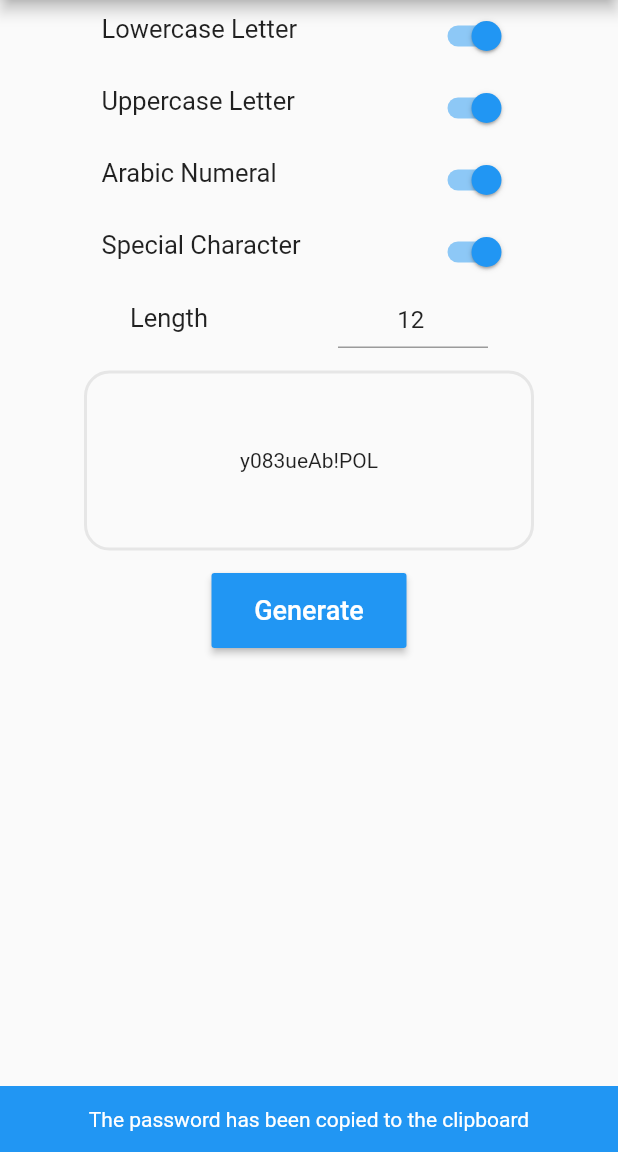
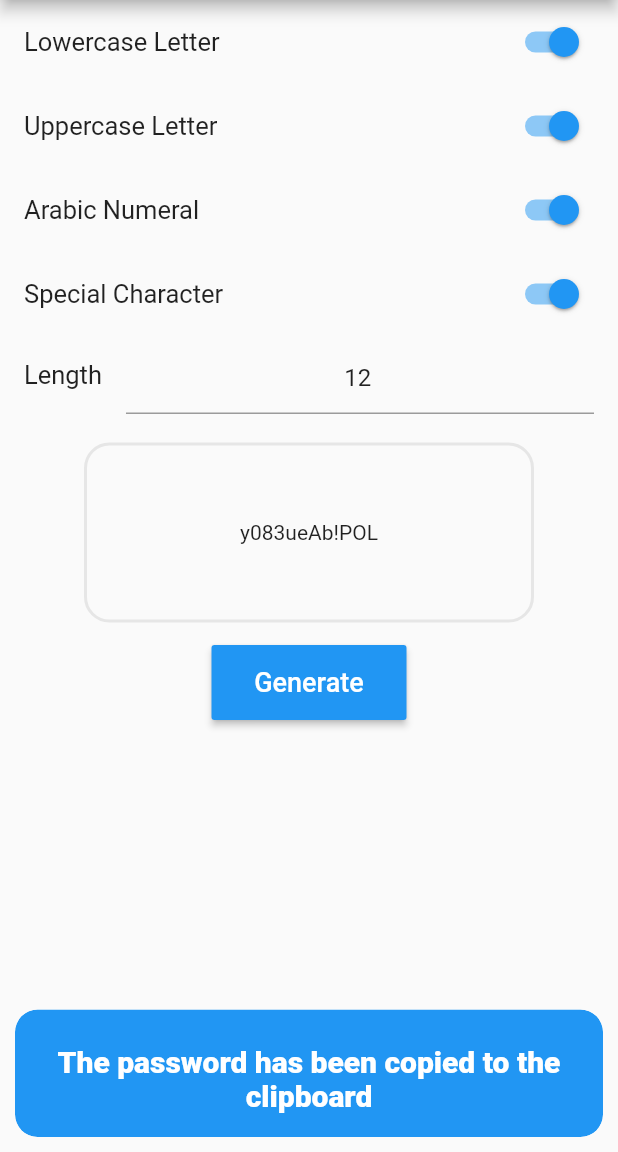
Before and after one commit to Capricornwqh/RandomApp, a Flutter app: the screen it shows after launch, after a tap on "Generate", on a phone screen of 412 x 824 dp, the part 84-1236 px from its top. Run offline on Flutter 3.47's test engine with Material 2 defaults, Android fonts, the phone set to English and light mode, and no system bars; our stand-ins replace get.

Commit message:
升级到3.0.4版本，使用get包中的国际化和snackbar

```diff
--- a/random_app/l10n.yaml
+++ /dev/null
@@ -1,3 +0,0 @@
-arb-dir: lib/l10n
-template-arb-file: app_en.arb
-output-localization-file: app_localizations.dart
--- /dev/null
+++ b/random_app/lib/localizations.dart
@@ -0,0 +1,27 @@
+import 'package:get/get.dart';
+
+class AppLocalizations extends Translations {
+  @override
+  Map<String, Map<String, String>> get keys => {
+        'zh_CN': {
+          "generate": "生成",
+          "lowercaseLetter": "小写字母",
+          "uppercaseLetter": "大写字母",
+          "arabicNumeral": "阿拉伯数字",
+          "specialCharacter": "特殊字符",
+          "length": "长度",
+          "randomPassword": "随机密码",
+          "passwordClipboard": "密码已经复制到剪贴板"
+        },
+        'en_US': {
+          "generate": "Generate",
+          "lowercaseLetter": "Lowercase Letter",
+          "uppercaseLetter": "Uppercase Letter",
+          "arabicNumeral": "Arabic Numeral",
+          "specialCharacter": "Special Character",
+          "length": "Length",
+          "randomPassword": "Random Password",
+          "passwordClipboard": "The password has been copied to the clipboard"
+        }
+      };
+}
--- a/random_app/lib/main.dart
+++ b/random_app/lib/main.dart
@@ -1,7 +1,8 @@
 import 'package:flutter/material.dart';
 import 'package:flutter/services.dart';
+import 'package:get/get.dart';
+import 'package:random_app/localizations.dart';
 import 'package:random_app/random/random_password.dart';
-import 'package:flutter_gen/gen_l10n/app_localizations.dart';
 
 void main() => runApp(MyApp());
 
@@ -14,10 +15,10 @@ class MyApp extends StatelessWidget {
     SystemChrome.setSystemUIOverlayStyle(SystemUiOverlayStyle(
       statusBarColor: Colors.transparent,
     ));
-    return MaterialApp(
+    return GetMaterialApp(
       debugShowCheckedModeBanner: false,
-      localizationsDelegates: AppLocalizations.localizationsDelegates,
-      supportedLocales: AppLocalizations.supportedLocales,
+      translations: AppLocalizations(),
+      locale: Get.deviceLocale,
       home: RandomPasswordPage(),
     );
   }
--- a/random_app/lib/random/random_password.dart
+++ b/random_app/lib/random/random_password.dart
@@ -2,7 +2,7 @@ import 'dart:math';
 
 import 'package:flutter/material.dart';
 import 'package:flutter/services.dart';
-import 'package:flutter_gen/gen_l10n/app_localizations.dart';
+import 'package:get/get.dart';
 
 class RandomPasswordPage extends StatefulWidget {
   @override
@@ -26,7 +26,7 @@ class _RandomPasswordPageState extends State<RandomPasswordPage> {
   Widget build(BuildContext context) {
     return Scaffold(
       appBar: AppBar(
-        title: Text(AppLocalizations.of(context).randomPassword),
+        title: Text('randomPassword'.tr),
         centerTitle: true,
       ),
       body: Column(
@@ -95,7 +95,7 @@ class _RandomPasswordPageState extends State<RandomPasswordPage> {
         color: Colors.blue,
         textColor: Colors.white,
         child: Text(
-          AppLocalizations.of(context).generate,
+          'generate'.tr,
           style: TextStyle(fontSize: 18),
         ),
         onPressed: () {
@@ -107,12 +107,27 @@ class _RandomPasswordPageState extends State<RandomPasswordPage> {
   }
 
   void _snackBar() {
-    ScaffoldMessenger.of(context).removeCurrentSnackBar();
-    ScaffoldMessenger.of(context).showSnackBar(
-      SnackBar(
+    Get.closeCurrentSnackbar();
+    Get.snackbar(
+      '',
+      'passwordClipboard'.tr,
       backgroundColor: Colors.blue,
-        content: Text(AppLocalizations.of(context).passwordClipboard,
-            textAlign: TextAlign.center),
+      snackPosition: SnackPosition.BOTTOM,
+      margin: const EdgeInsets.all(10),
+      titleText: const Text(
+        '',
+        style: TextStyle(
+          fontSize: 0,
+        ),
+      ),
+      messageText: Text(
+        'passwordClipboard'.tr,
+        textAlign: TextAlign.center,
+        style: const TextStyle(
+          color: Colors.white,
+          fontWeight: FontWeight.w800,
+          fontSize: 20,
+        ),
       ),
     );
   }
@@ -139,23 +154,12 @@ class _RandomPasswordPageState extends State<RandomPasswordPage> {
   }
 
   Widget _textLength() {
-    return Container(
-      child: Column(
-        children: [
-          Row(
-            mainAxisAlignment: MainAxisAlignment.spaceEvenly,
-            children: [
-              Container(
-                child: Text(
-                  AppLocalizations.of(context).length,
+    return ListTile(
+      leading: Text(
+        'length'.tr,
         style: TextStyle(fontSize: 17),
       ),
-              ),
-              Container(
-                child: SizedBox(
-                  width: 100,
-                  height: 40,
-                  child: TextField(
+      title: TextField(
         controller: TextEditingController(text: _length),
         textAlign: TextAlign.center,
         decoration: InputDecoration(
@@ -170,32 +174,16 @@ class _RandomPasswordPageState extends State<RandomPasswordPage> {
           _length = text;
         },
       ),
-                ),
-              ),
-            ],
-          )
-        ],
-      ),
     );
   }
 
   Widget _switchLowercase() {
-    return Container(
-      child: Column(
-        children: [
-          Row(
-            mainAxisAlignment: MainAxisAlignment.spaceEvenly,
-            children: [
-              Container(
-                width: 150,
-                height: 30,
-                child: Text(
-                  AppLocalizations.of(context).lowercaseLetter,
+    return ListTile(
+      title: Text(
+        'lowercaseLetter'.tr,
         style: TextStyle(fontSize: 17),
       ),
-              ),
-              Container(
-                child: Switch(
+      trailing: Switch(
         value: _lowercase,
         onChanged: (value) {
           setState(() {
@@ -203,31 +191,16 @@ class _RandomPasswordPageState extends State<RandomPasswordPage> {
           });
         },
       ),
-              ),
-            ],
-          )
-        ],
-      ),
     );
   }
 
   Widget _switchUppercase() {
-    return Container(
-      child: Column(
-        children: [
-          Row(
-            mainAxisAlignment: MainAxisAlignment.spaceEvenly,
-            children: [
-              Container(
-                width: 150,
-                height: 30,
-                child: Text(
-                  AppLocalizations.of(context).uppercaseLetter,
+    return ListTile(
+      title: Text(
+        'uppercaseLetter'.tr,
         style: TextStyle(fontSize: 17),
       ),
-              ),
-              Container(
-                child: Switch(
+      trailing: Switch(
         value: _uppercase,
         onChanged: (value) {
           setState(() {
@@ -235,31 +208,16 @@ class _RandomPasswordPageState extends State<RandomPasswordPage> {
           });
         },
       ),
-              ),
-            ],
-          )
-        ],
-      ),
     );
   }
 
   Widget _switchNumber() {
-    return Container(
-      child: Column(
-        children: [
-          Row(
-            mainAxisAlignment: MainAxisAlignment.spaceEvenly,
-            children: [
-              Container(
-                width: 150,
-                height: 30,
-                child: Text(
-                  AppLocalizations.of(context).arabicNumeral,
+    return ListTile(
+      title: Text(
+        'arabicNumeral'.tr,
         style: TextStyle(fontSize: 17),
       ),
-              ),
-              Container(
-                child: Switch(
+      trailing: Switch(
         value: _number,
         onChanged: (value) {
           setState(() {
@@ -267,31 +225,16 @@ class _RandomPasswordPageState extends State<RandomPasswordPage> {
           });
         },
       ),
-              ),
-            ],
-          )
-        ],
-      ),
     );
   }
 
   Widget _switchSpecial() {
-    return Container(
-      child: Column(
-        children: [
-          Row(
-            mainAxisAlignment: MainAxisAlignment.spaceEvenly,
-            children: [
-              Container(
-                width: 150,
-                height: 30,
-                child: Text(
-                  AppLocalizations.of(context).specialCharacter,
+    return ListTile(
+      title: Text(
+        'specialCharacter'.tr,
         style: TextStyle(fontSize: 17),
       ),
-              ),
-              Container(
-                child: Switch(
+      trailing: Switch(
         value: _speical,
         onChanged: (value) {
           setState(() {
@@ -299,11 +242,6 @@ class _RandomPasswordPageState extends State<RandomPasswordPage> {
           });
         },
       ),
-              ),
-            ],
-          )
-        ],
-      ),
     );
   }
 }
--- a/random_app/pubspec.yaml
+++ b/random_app/pubspec.yaml
@@ -18,13 +18,12 @@ publish_to: 'none' # Remove this line if you wish to publish to pub.dev
 version: 1.0.0+1
 
 environment:
-  sdk: ">=2.7.0 <3.0.0"
+  sdk: ">=2.17.5 <3.0.0"
 
 dependencies:
   flutter:
     sdk: flutter
-  flutter_localizations:
-    sdk: flutter
+  get: ^4.6.5
   intl: ^0.17.0
 
   # The following adds the Cupertino Icons font to your application.
```
Also changed, not shown: random_app/pubspec.lock, 1 other file. Lines whose indentation alone changed are shown as unchanged.
